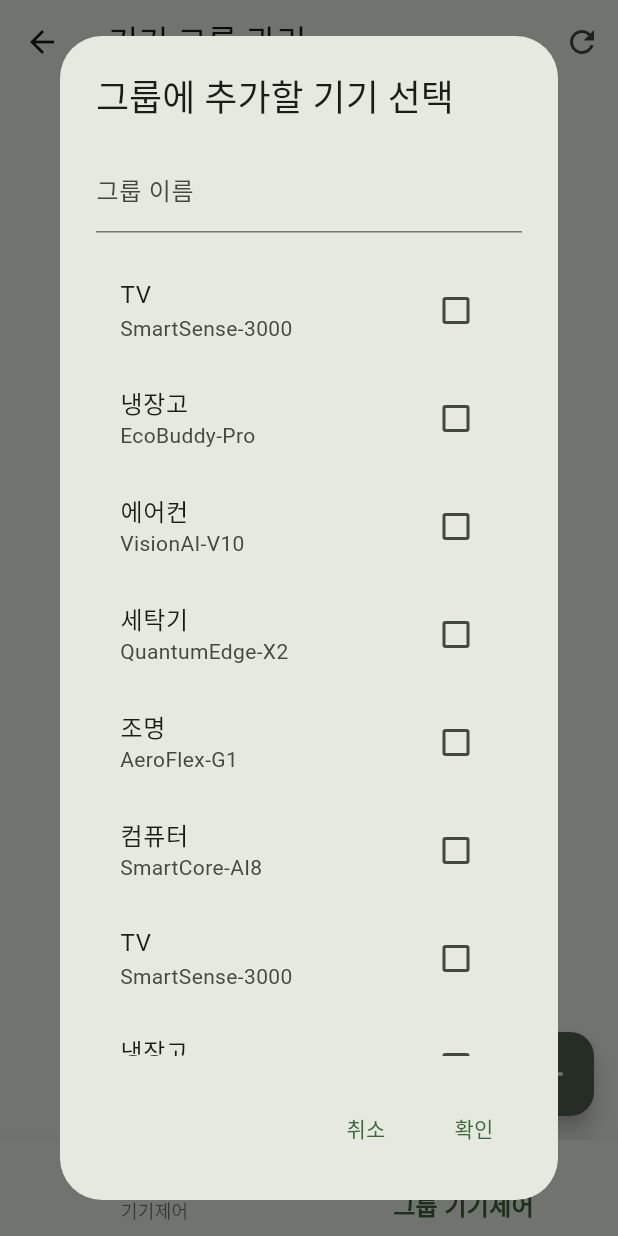
After one commit to Anjunno/aiot_smart_home_flutter, a Flutter app: the DevicemanagementmainPage screen opened directly, item 2 of the bottom bar chosen, after a tap on the "add" icon, on a phone screen of 412 x 824 dp. The commit adds this screen. Run offline on Flutter 3.47's test engine with Material 3 defaults, Android fonts, the light colour scheme and no system bars; our stand-ins replace fl_chart, flutter_secure_storage, fluttertoast, salomon_bottom_bar; accounts and stored records are empty.

Commit message:
250211_준섭
그룹 기기관리 페이지 추가 중,
UI 개선

```diff
--- /dev/null
+++ b/junseop/smarthometest/lib/deviceManagement/deviceManagementMain_page.dart
@@ -0,0 +1,51 @@
+import 'package:flutter/material.dart';
+import 'package:smarthometest/deviceManagement/deviceManagement_page.dart';
+import 'groupDeviceManagement_page.dart';
+
+class DevicemanagementmainPage extends StatefulWidget {
+  const DevicemanagementmainPage({super.key});
+
+  @override
+  State<DevicemanagementmainPage> createState() => _DevicemanagementmainPageState();
+}
+
+class _DevicemanagementmainPageState extends State<DevicemanagementmainPage> {
+  int _selectedIndex = 0; // 현재 선택된 탭의 인덱스
+
+  // 각 탭에서 보여줄 페이지 목록
+  List _pages = [
+    DevicemanagementPage(),
+    GroupDevicemanagementPage(),
+  ];
+
+  @override
+  Widget build(BuildContext context) {
+    return Scaffold(
+      // appBar: AppBar(
+      //   title: const Text('Main Page'),
+      // ),
+      // body: Padding(
+      //   padding: EdgeInsets.fromLTRB(10, 10, 40, 10), // 모든 방향에 10씩 패딩 추가
+      //   child: _pages[_selectedIndex],
+      // ),
+      body: _pages[_selectedIndex],
+      bottomNavigationBar: BottomNavigationBar(
+        selectedLabelStyle: TextStyle(fontSize: 16, fontWeight: FontWeight.bold),
+        onTap: _onItemTapped, // 탭 변경 이벤트 처리
+        currentIndex: _selectedIndex, // 현재 선택된 탭 표시
+        items: <BottomNavigationBarItem>[
+          BottomNavigationBarItem(icon: Icon(Icons.toggle_on), label: '기기제어'),
+          BottomNavigationBarItem(icon: Icon(Icons.account_tree), label: '그룹 기기제어'),
+        ],
+      ),
+    );
+  }
+
+
+  // 탭 아이템 선택 시 실행되는 함수
+  void _onItemTapped(int index) {
+    setState(() {
+      _selectedIndex = index;
+    });
+  }
+}
--- /dev/null
+++ b/junseop/smarthometest/lib/deviceManagement/groupDeviceManagement_page.dart
@@ -0,0 +1,177 @@
+import 'package:flutter/material.dart';
+import 'package:smarthometest/request/graph_request.dart'; // 기기 목록을 가져오는 요청 함수 import
+
+class GroupDevicemanagementPage extends StatefulWidget {
+  static String routeName = "/GroupDevicemanagementPage"; // 페이지의 라우트 이름
+  const GroupDevicemanagementPage({super.key});
+
+  @override
+  State<GroupDevicemanagementPage> createState() => _GroupDevicemanagementPageState();
+}
+
+class _GroupDevicemanagementPageState extends State<GroupDevicemanagementPage> {
+  late List<Map<String, dynamic>> _devices; // API에서 가져온 기기 목록을 저장할 변수
+  List<Map<String, dynamic>> _selectedDevices = []; // 그룹에 선택된 기기를 저장할 리스트
+  String? _groupName; // 그룹 이름을 저장할 변수
+
+  @override
+  void initState() {
+    super.initState();
+    _loadDevices(); // 기기 목록을 처음 로드
+  }
+
+  // 기기 목록을 새로 고치는 함수
+  Future<void> _loadDevices() async {
+    setState(() {
+      _devices = getDeviceList(); // 기기 목록을 다시 가져오는 함수 호출
+    });
+  }
+
+  // 그룹에 추가할 기기를 선택하는 다이얼로그를 표시하는 함수
+  void _showGroupDialog() {
+    List<bool> selected = List<bool>.filled(_devices.length, false); // 각 기기의 선택 상태를 저장할 리스트
+    TextEditingController groupNameController = TextEditingController(); // 그룹 이름을 입력할 텍스트 컨트롤러
+
+    showDialog(
+      context: context,
+      builder: (BuildContext context) {
+        return StatefulBuilder(
+          builder: (context, setState) {
+            return AlertDialog(
+              title: Text("그룹에 추가할 기기 선택"), // 다이얼로그 제목
+              content: SingleChildScrollView(  // SingleChildScrollView로 감싸기
+                child: SizedBox(
+                  width: double.maxFinite, // 다이얼로그 내용의 크기
+                  child: Column(
+                    children: [
+                      TextField(
+                        controller: groupNameController, // 그룹 이름 입력 텍스트 필드
+                        decoration: InputDecoration(
+                          labelText: "그룹 이름", // 텍스트 필드 라벨
+                          hintText: "그룹 이름을 입력하세요", // 힌트 텍스트
+                        ),
+                      ),
+                      SizedBox(height: 16), // 공백
+                      ListView.builder(
+                        shrinkWrap: true, // ListView의 크기를 내용에 맞게 조정
+                        itemCount: _devices.length, // 기기 목록의 개수만큼 리스트 항목을 생성
+                        itemBuilder: (context, index) {
+                          return CheckboxListTile(
+                            title: Text(_devices[index]['deviceName']), // 기기 이름 표시
+                            subtitle: Text(_devices[index]['modelName']), // 기기 모델명 표시
+                            value: selected[index], // 해당 기기의 선택 상태
+                            onChanged: (bool? value) {
+                              setState(() {
+                                selected[index] = value ?? false; // 선택 상태 변경
+                              });
+                            },
+                          );
+                        },
+                      ),
+                    ],
+                  ),
+                ),
+              ),
+              actions: [
+                TextButton(
+                  onPressed: () => Navigator.pop(context), // 취소 버튼: 다이얼로그 닫기
+                  child: Text("취소"),
+                ),
+                TextButton(
+                  onPressed: () {
+                    setState(() {
+                      // 그룹 이름을 _groupName에 저장
+                      _groupName = groupNameController.text.isNotEmpty
+                          ? groupNameController.text
+                          : null;
+
+                      // 선택된 기기들을 _selectedDevices 리스트에 저장
+                      _selectedDevices = _devices.asMap().entries
+                          .where((entry) => selected[entry.key]) // 선택된 기기만 필터링
+                          .map((entry) => entry.value)
+                          .toList();
+
+                      // 디버깅을 위한 출력
+                      print("그룹 이름: $_groupName");
+                      print("선택된 기기 목록: $_selectedDevices");
+                    });
+
+                    Navigator.pop(context); // 다이얼로그 닫기
+                  },
+                  child: Text("확인"),
+                ),
+              ],
+            );
+          },
+        );
+      },
+    );
+  }
+
+  // 그룹명을 클릭했을 때 선택된 기기 목록을 보여주는 팝업
+  void _showSelectedDevicesPopup() {
+    showDialog(
+      context: context,
+      builder: (BuildContext context) {
+        return AlertDialog(
+          title: Text("선택된 기기 목록"),
+          content: _selectedDevices.isEmpty
+              ? Text("선택된 기기가 없습니다.")
+              : Column(
+            mainAxisSize: MainAxisSize.min,
+            children: _selectedDevices.map((device) {
+              return ListTile(
+                title: Text(device['deviceName']),
+                subtitle: Text(device['modelName']),
+              );
+            }).toList(),
+          ),
+          actions: [
+            TextButton(
+              onPressed: () => Navigator.pop(context),
+              child: Text("닫기"),
+            ),
+          ],
+        );
+      },
+    );
+  }
+
+  @override
+  Widget build(BuildContext context) {
+    return Scaffold(
+      appBar: AppBar(
+        title: Text("기기 그룹 관리"), // AppBar 제목
+        actions: [
+          // 새로고침 버튼
+          IconButton(
+            icon: Icon(Icons.refresh),
+            onPressed: _loadDevices, // 새로고침 버튼 눌렀을 때 기기 목록 새로고침
+          ),
+        ],
+      ),
+      body: Column(
+        crossAxisAlignment: CrossAxisAlignment.start,
+        children: [
+          // 그룹 이름이 비어있지 않으면 표시
+          if (_groupName != null && _groupName!.isNotEmpty)
+            GestureDetector(
+              onTap: _showSelectedDevicesPopup, // 그룹명을 클릭하면 팝업 띄우기
+              child: Padding(
+                padding: const EdgeInsets.all(16.0),
+                child: Text(
+                  "그룹 이름: $_groupName",
+                  style: TextStyle(fontSize: 18, fontWeight: FontWeight.bold),
+                ),
+              ),
+            ),
+        ],
+      ),
+      floatingActionButton: FloatingActionButton(
+        backgroundColor: Theme.of(context).colorScheme.secondary,
+        onPressed: _showGroupDialog, // 플로팅 액션 버튼을 눌렀을 때 다이얼로그 표시
+        child: Icon(Icons.add, color: Theme.of(context).colorScheme.onSecondary,), // "+" 아이콘 표시
+      ),
+    );
+  }
+}
--- a/junseop/smarthometest/lib/main_page.dart
+++ b/junseop/smarthometest/lib/home/main_page.dart
@@ -1,6 +1,6 @@
 import 'package:flutter/material.dart';
-import 'package:smarthometest/dayGraph.dart';
-import 'package:smarthometest/monthGraph.dart';
+import 'package:smarthometest/home/dayGraph.dart';
+import 'package:smarthometest/home/monthGraph.dart';
 
 import 'deviceGraph.dart';
 class MainPage extends StatefulWidget {
@@ -37,9 +37,9 @@ class _MainPageState extends State<MainPage> {
       onTap: _onItemTapped, // 탭 변경 이벤트 처리
       currentIndex: _selectedIndex, // 현재 선택된 탭 표시
       items: <BottomNavigationBarItem>[
-          BottomNavigationBarItem(icon: Icon(Icons.electric_bolt), label: '기기'),
-          BottomNavigationBarItem(icon: Icon(Icons.account_tree), label: '일별'),
-          BottomNavigationBarItem(icon: Icon(Icons.ac_unit), label: '월별'),
+          BottomNavigationBarItem(icon: Icon(Icons.devices), label: '기기'),
+          BottomNavigationBarItem(icon: Icon(Icons.schedule), label: '일별'),
+          BottomNavigationBarItem(icon: Icon(Icons.calendar_month), label: '월별'),
         ],
       ),
     );
--- a/junseop/smarthometest/lib/main.dart
+++ b/junseop/smarthometest/lib/main.dart
@@ -1,10 +1,12 @@
 import 'package:flutter/material.dart';
-import 'package:smarthometest/deviceManagement_page.dart';
+import 'package:smarthometest/deviceManagement/deviceManagement_page.dart';
 import 'package:smarthometest/login_page.dart';
 import 'package:smarthometest/myInfoPage.dart';
 import 'package:smarthometest/root_page.dart';
 import 'package:smarthometest/signUp_page.dart';
 import 'package:smarthometest/tab_page.dart';
+
+import 'deviceManagement/groupDeviceManagement_page.dart';
 // Navigator.of(context).popUntil((route) => route.isFirst); 위젯트리 확인해보기
 void main() {
   runApp(const MyApp());
@@ -37,6 +39,7 @@ class MyApp extends StatelessWidget {
             TabPage.routeName: (context) => TabPage(),
             SignUpPage.routeName: (context) => SignUpPage(),
             DevicemanagementPage.routeName: (context) => DevicemanagementPage(),
+            GroupDevicemanagementPage.routeName: (context) => GroupDevicemanagementPage(),
             MyInfoPage.routeName: (context) => MyInfoPage(),
           },
         );
--- a/junseop/smarthometest/lib/myInfoPage.dart
+++ b/junseop/smarthometest/lib/myInfoPage.dart
@@ -39,7 +39,7 @@ class MyInfoPage extends StatelessWidget {
                           child: Row(
                             mainAxisAlignment: MainAxisAlignment.center,
                             children: [
-                              Icon(Icons.arrow_back),
+                              Icon(Icons.arrow_back_ios),
                               Text(
                                 '뒤로가기',
                                 style: TextStyle(fontSize: 16, fontWeight: FontWeight.bold),
--- a/junseop/smarthometest/lib/request/graph_request.dart
+++ b/junseop/smarthometest/lib/request/graph_request.dart
@@ -155,6 +155,20 @@ List<Map<String, dynamic>> getDeviceList() {
     {"deviceName": "에어컨", "modelName": "VisionAI-V10"},
     {"deviceName": "세탁기", "modelName": "QuantumEdge-X2"},
     {"deviceName": "조명", "modelName": "AeroFlex-G1"},
+    {"deviceName": "컴퓨터", "modelName": "SmartCore-AI8"},
+
+    {"deviceName": "TV", "modelName": "SmartSense-3000"},
+    {"deviceName": "냉장고", "modelName": "EcoBuddy-Pro"},
+    {"deviceName": "에어컨", "modelName": "VisionAI-V10"},
+    {"deviceName": "세탁기", "modelName": "QuantumEdge-X2"},
+    {"deviceName": "조명", "modelName": "AeroFlex-G1"},
+    {"deviceName": "컴퓨터", "modelName": "SmartCore-AI8"},
+
+    {"deviceName": "TV", "modelName": "SmartSense-3000"},
+    {"deviceName": "냉장고", "modelName": "EcoBuddy-Pro"},
+    {"deviceName": "에어컨", "modelName": "VisionAI-V10"},
+    {"deviceName": "세탁기", "modelName": "QuantumEdge-X2"},
+    {"deviceName": "조명", "modelName": "AeroFlex-G1"},
     {"deviceName": "컴퓨터", "modelName": "SmartCore-AI8"}
   ];
   List<Map<String, dynamic>> deviceList = data.map((item) {
--- a/junseop/smarthometest/lib/tab_page.dart
+++ b/junseop/smarthometest/lib/tab_page.dart
@@ -3,9 +3,10 @@ import 'package:smarthometest/login_page.dart';
 import 'package:smarthometest/myInfoPage.dart';
 import 'package:smarthometest/toastMessage.dart';
 
-import 'deviceManagement_page.dart';
+import 'deviceManagement/deviceManagementMain_page.dart';
+import 'deviceManagement/deviceManagement_page.dart';
 import 'main.dart';
-import 'main_page.dart';
+import 'home/main_page.dart';
 
 class TabPage extends StatefulWidget {
   const TabPage({super.key});
@@ -22,7 +23,7 @@ class _TabPageState extends State<TabPage> {
   // 각 탭에서 보여줄 페이지 목록
   List _pages = [
     MainPage(), // 홈 화면
-    DevicemanagementPage(), // 기기 관리 화면
+    DevicemanagementmainPage(), // 기기 관리 화면
   ];
 
   @override
@@ -154,7 +155,7 @@ class _TabPageState extends State<TabPage> {
               label: 'Home',
             ),
             BottomNavigationBarItem(
-              icon: Icon(Icons.account_tree),
+              icon: Icon(Icons.electrical_services),
               label: '기기관리',
             ),
           ],
```
Also changed, not shown: junseop/smarthometest/lib/deviceManagement/deviceManagement_page.dart (renamed from junseop/smarthometest/lib/deviceManagement_page.dart), junseop/smarthometest/lib/home/dayGraph.dart (renamed from junseop/smarthometest/lib/dayGraph.dart), junseop/smarthometest/lib/home/deviceGraph.dart (renamed from junseop/smarthometest/lib/deviceGraph.dart), junseop/smarthometest/lib/home/monthGraph.dart (renamed from junseop/smarthometest/lib/monthGraph.dart).
